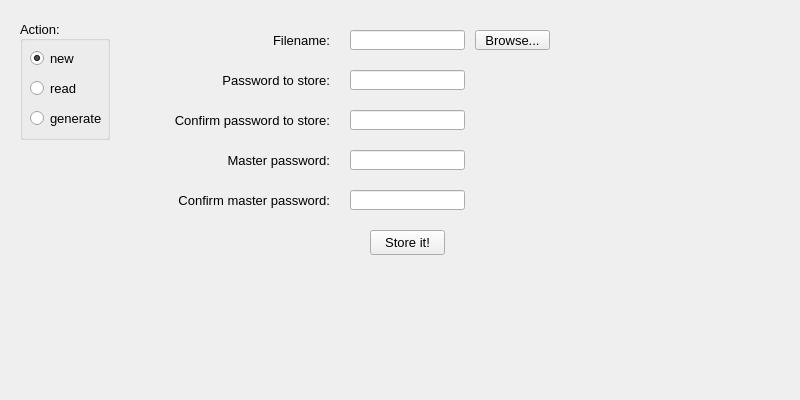
Old version of the form mainwindow.ui in the repository myxture/passwordmanager-gui.
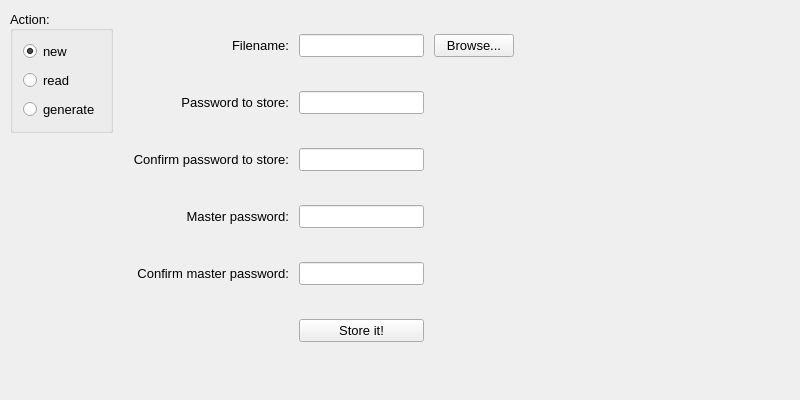
New version of the form.

Commit message: Adding layouts to support different screens

```diff
--- a/mainwindow.ui
+++ b/mainwindow.ui
@@ -11,21 +11,21 @@
    </rect>
   </property>
   <property name="sizePolicy">
-   <sizepolicy hsizetype="Fixed" vsizetype="Fixed">
+   <sizepolicy hsizetype="Maximum" vsizetype="Maximum">
     <horstretch>0</horstretch>
     <verstretch>0</verstretch>
    </sizepolicy>
   </property>
   <property name="minimumSize">
    <size>
-    <width>800</width>
-    <height>400</height>
+    <width>0</width>
+    <height>0</height>
    </size>
   </property>
   <property name="maximumSize">
    <size>
-    <width>800</width>
-    <height>400</height>
+    <width>10000</width>
+    <height>10000</height>
    </size>
   </property>
   <property name="font">
@@ -37,14 +37,44 @@
    <string>Passwordmanager</string>
   </property>
   <widget class="QWidget" name="centralwidget">
+   <property name="sizePolicy">
+    <sizepolicy hsizetype="Maximum" vsizetype="Preferred">
+     <horstretch>0</horstretch>
+     <verstretch>0</verstretch>
+    </sizepolicy>
+   </property>
+   <layout class="QHBoxLayout" name="horizontalLayout" stretch="0,0">
+    <property name="spacing">
+     <number>10</number>
+    </property>
+    <property name="sizeConstraint">
+     <enum>QLayout::SetDefaultConstraint</enum>
+    </property>
+    <property name="leftMargin">
+     <number>10</number>
+    </property>
+    <property name="topMargin">
+     <number>10</number>
+    </property>
+    <property name="rightMargin">
+     <number>10</number>
+    </property>
+    <property name="bottomMargin">
+     <number>10</number>
+    </property>
+    <item alignment="Qt::AlignTop">
    <widget class="QGroupBox" name="groupBoxActions">
-    <property name="geometry">
-     <rect>
-      <x>20</x>
-      <y>20</y>
-      <width>90</width>
-      <height>120</height>
-     </rect>
+      <property name="sizePolicy">
+       <sizepolicy hsizetype="Maximum" vsizetype="Maximum">
+        <horstretch>0</horstretch>
+        <verstretch>0</verstretch>
+       </sizepolicy>
+      </property>
+      <property name="minimumSize">
+       <size>
+        <width>0</width>
+        <height>0</height>
+       </size>
     </property>
     <property name="title">
      <string>Action:</string>
@@ -52,14 +82,29 @@
     <property name="alignment">
      <set>Qt::AlignLeading|Qt::AlignLeft|Qt::AlignVCenter</set>
     </property>
+      <layout class="QVBoxLayout" name="verticalLayout">
+       <property name="spacing">
+        <number>8</number>
+       </property>
+       <property name="leftMargin">
+        <number>10</number>
+       </property>
+       <property name="topMargin">
+        <number>10</number>
+       </property>
+       <property name="rightMargin">
+        <number>10</number>
+       </property>
+       <property name="bottomMargin">
+        <number>10</number>
+       </property>
+       <item>
     <widget class="QRadioButton" name="radioButton_new">
-     <property name="geometry">
-      <rect>
-       <x>10</x>
-       <y>30</y>
-       <width>82</width>
-       <height>17</height>
-      </rect>
+         <property name="sizePolicy">
+          <sizepolicy hsizetype="Minimum" vsizetype="Minimum">
+           <horstretch>0</horstretch>
+           <verstretch>0</verstretch>
+          </sizepolicy>
      </property>
      <property name="text">
       <string>new</string>
@@ -68,14 +113,14 @@
       <bool>true</bool>
      </property>
     </widget>
+       </item>
+       <item>
     <widget class="QRadioButton" name="radioButton_read">
-     <property name="geometry">
-      <rect>
-       <x>10</x>
-       <y>60</y>
-       <width>82</width>
-       <height>17</height>
-      </rect>
+         <property name="sizePolicy">
+          <sizepolicy hsizetype="Minimum" vsizetype="Minimum">
+           <horstretch>0</horstretch>
+           <verstretch>0</verstretch>
+          </sizepolicy>
      </property>
      <property name="text">
       <string>read</string>
@@ -84,142 +129,72 @@
       <bool>false</bool>
      </property>
     </widget>
+       </item>
+       <item>
     <widget class="QRadioButton" name="radioButton_generate">
-     <property name="geometry">
-      <rect>
-       <x>10</x>
-       <y>90</y>
-       <width>82</width>
-       <height>17</height>
-      </rect>
+         <property name="sizePolicy">
+          <sizepolicy hsizetype="Minimum" vsizetype="Minimum">
+           <horstretch>0</horstretch>
+           <verstretch>0</verstretch>
+          </sizepolicy>
      </property>
      <property name="text">
       <string>generate</string>
      </property>
     </widget>
-   </widget>
+       </item>
+      </layout>
+     </widget>
+    </item>
+    <item>
    <widget class="QStackedWidget" name="stackedWidget">
-    <property name="geometry">
-     <rect>
-      <x>130</x>
-      <y>20</y>
-      <width>650</width>
-      <height>360</height>
-     </rect>
+      <property name="sizePolicy">
+       <sizepolicy hsizetype="Expanding" vsizetype="Expanding">
+        <horstretch>0</horstretch>
+        <verstretch>0</verstretch>
+       </sizepolicy>
     </property>
     <property name="currentIndex">
      <number>0</number>
     </property>
     <widget class="QWidget" name="layout_new">
+       <property name="sizePolicy">
+        <sizepolicy hsizetype="Preferred" vsizetype="Preferred">
+         <horstretch>0</horstretch>
+         <verstretch>0</verstretch>
+        </sizepolicy>
+       </property>
+       <layout class="QGridLayout" name="gridLayout">
+        <property name="leftMargin">
+         <number>10</number>
+        </property>
+        <property name="topMargin">
+         <number>0</number>
+        </property>
+        <property name="rightMargin">
+         <number>10</number>
+        </property>
+        <property name="bottomMargin">
+         <number>0</number>
+        </property>
+        <property name="spacing">
+         <number>10</number>
+        </property>
+        <item row="2" column="1">
      <widget class="QLineEdit" name="lineEdit_new_passwordToStore">
-      <property name="geometry">
-       <rect>
-        <x>220</x>
-        <y>50</y>
-        <width>115</width>
-        <height>20</height>
-       </rect>
+          <property name="sizePolicy">
+           <sizepolicy hsizetype="Maximum" vsizetype="Fixed">
+            <horstretch>0</horstretch>
+            <verstretch>0</verstretch>
+           </sizepolicy>
       </property>
       <property name="echoMode">
        <enum>QLineEdit::Password</enum>
       </property>
      </widget>
-     <widget class="QLineEdit" name="lineEdit_new_passwordToStoreConfirm">
-      <property name="geometry">
-       <rect>
-        <x>220</x>
-        <y>90</y>
-        <width>115</width>
-        <height>20</height>
-       </rect>
-      </property>
-      <property name="echoMode">
-       <enum>QLineEdit::Password</enum>
-      </property>
-     </widget>
-     <widget class="QLineEdit" name="lineEdit_new_masterPassword">
-      <property name="geometry">
-       <rect>
-        <x>220</x>
-        <y>130</y>
-        <width>115</width>
-        <height>20</height>
-       </rect>
-      </property>
-      <property name="echoMode">
-       <enum>QLineEdit::Password</enum>
-      </property>
-     </widget>
-     <widget class="QLineEdit" name="lineEdit_new_masterPasswordConfirm">
-      <property name="geometry">
-       <rect>
-        <x>220</x>
-        <y>170</y>
-        <width>115</width>
-        <height>20</height>
-       </rect>
-      </property>
-      <property name="echoMode">
-       <enum>QLineEdit::Password</enum>
-      </property>
-     </widget>
-     <widget class="QLabel" name="label_new_passwordToStore">
-      <property name="geometry">
-       <rect>
-        <x>90</x>
-        <y>50</y>
-        <width>110</width>
-        <height>20</height>
-       </rect>
-      </property>
-      <property name="text">
-       <string>Password to store:</string>
-      </property>
-      <property name="alignment">
-       <set>Qt::AlignRight|Qt::AlignTrailing|Qt::AlignVCenter</set>
-      </property>
-     </widget>
-     <widget class="QLabel" name="label_new_passwordToStoreConfirm">
-      <property name="geometry">
-       <rect>
-        <x>40</x>
-        <y>90</y>
-        <width>160</width>
-        <height>20</height>
-       </rect>
-      </property>
-      <property name="text">
-       <string>Confirm password to store:</string>
-      </property>
-      <property name="alignment">
-       <set>Qt::AlignRight|Qt::AlignTrailing|Qt::AlignVCenter</set>
-      </property>
-     </widget>
-     <widget class="QLabel" name="label_new_masterPassword">
-      <property name="geometry">
-       <rect>
-        <x>90</x>
-        <y>130</y>
-        <width>110</width>
-        <height>20</height>
-       </rect>
-      </property>
-      <property name="text">
-       <string>Master password:</string>
-      </property>
-      <property name="alignment">
-       <set>Qt::AlignRight|Qt::AlignTrailing|Qt::AlignVCenter</set>
-      </property>
-     </widget>
+        </item>
+        <item row="7" column="0">
      <widget class="QLabel" name="label_new_masterPasswordConfirm">
-      <property name="geometry">
-       <rect>
-        <x>40</x>
-        <y>170</y>
-        <width>160</width>
-        <height>20</height>
-       </rect>
-      </property>
       <property name="text">
        <string>Confirm master password:</string>
       </property>
@@ -227,25 +202,48 @@
        <set>Qt::AlignRight|Qt::AlignTrailing|Qt::AlignVCenter</set>
       </property>
      </widget>
+        </item>
+        <item row="7" column="1">
+         <widget class="QLineEdit" name="lineEdit_new_masterPasswordConfirm">
+          <property name="sizePolicy">
+           <sizepolicy hsizetype="Maximum" vsizetype="Fixed">
+            <horstretch>0</horstretch>
+            <verstretch>0</verstretch>
+           </sizepolicy>
+          </property>
+          <property name="echoMode">
+           <enum>QLineEdit::Password</enum>
+          </property>
+         </widget>
+        </item>
+        <item row="0" column="2">
+         <widget class="QPushButton" name="pushButton_new_browseFile">
+          <property name="sizePolicy">
+           <sizepolicy hsizetype="Maximum" vsizetype="Fixed">
+            <horstretch>0</horstretch>
+            <verstretch>0</verstretch>
+           </sizepolicy>
+          </property>
+          <property name="text">
+           <string>Browse...</string>
+          </property>
+          <property name="autoDefault">
+           <bool>true</bool>
+          </property>
+         </widget>
+        </item>
+        <item row="0" column="1">
      <widget class="QLineEdit" name="lineEdit_new_filename">
-      <property name="geometry">
-       <rect>
-        <x>220</x>
-        <y>10</y>
-        <width>115</width>
-        <height>20</height>
-       </rect>
-      </property>
-     </widget>
+          <property name="sizePolicy">
+           <sizepolicy hsizetype="Maximum" vsizetype="Fixed">
+            <horstretch>0</horstretch>
+            <verstretch>0</verstretch>
+           </sizepolicy>
+          </property>
+         </widget>
+        </item>
+        <item row="0" column="0">
      <widget class="QLabel" name="label_new_filename">
-      <property name="geometry">
-       <rect>
-        <x>140</x>
-        <y>10</y>
-        <width>60</width>
-        <height>20</height>
-       </rect>
-      </property>
       <property name="text">
        <string>Filename:</string>
       </property>
@@ -253,64 +251,100 @@
        <set>Qt::AlignRight|Qt::AlignTrailing|Qt::AlignVCenter</set>
       </property>
      </widget>
-     <widget class="QPushButton" name="pushButton_new_storePassword">
-      <property name="geometry">
-       <rect>
-        <x>240</x>
-        <y>210</y>
-        <width>75</width>
-        <height>25</height>
-       </rect>
-      </property>
+        </item>
+        <item row="2" column="0">
+         <widget class="QLabel" name="label_new_passwordToStore">
       <property name="text">
-       <string>Store it!</string>
-      </property>
-      <property name="autoDefault">
-       <bool>true</bool>
-      </property>
-     </widget>
-     <widget class="QPushButton" name="pushButton_new_browseFile">
-      <property name="geometry">
-       <rect>
-        <x>345</x>
-        <y>10</y>
-        <width>75</width>
-        <height>20</height>
-       </rect>
-      </property>
-      <property name="text">
-       <string>Browse...</string>
-      </property>
-      <property name="autoDefault">
-       <bool>true</bool>
-      </property>
-     </widget>
-     <widget class="QLabel" name="label_new_messagePasswordToStore">
-      <property name="geometry">
-       <rect>
-        <x>340</x>
-        <y>70</y>
-        <width>140</width>
-        <height>20</height>
-       </rect>
-      </property>
-      <property name="text">
-       <string/>
-      </property>
-     </widget>
+           <string>Password to store:</string>
+          </property>
+          <property name="alignment">
+           <set>Qt::AlignRight|Qt::AlignTrailing|Qt::AlignVCenter</set>
+          </property>
+         </widget>
+        </item>
+        <item row="5" column="1">
+         <widget class="QLineEdit" name="lineEdit_new_masterPassword">
+          <property name="sizePolicy">
+           <sizepolicy hsizetype="Maximum" vsizetype="Fixed">
+            <horstretch>0</horstretch>
+            <verstretch>0</verstretch>
+           </sizepolicy>
+          </property>
+          <property name="echoMode">
+           <enum>QLineEdit::Password</enum>
+          </property>
+         </widget>
+        </item>
+        <item row="4" column="2">
      <widget class="QLabel" name="label_new_messageMasterPassword">
-      <property name="geometry">
-       <rect>
-        <x>340</x>
-        <y>150</y>
-        <width>140</width>
-        <height>20</height>
-       </rect>
+          <property name="sizePolicy">
+           <sizepolicy hsizetype="Expanding" vsizetype="Fixed">
+            <horstretch>0</horstretch>
+            <verstretch>0</verstretch>
+           </sizepolicy>
       </property>
       <property name="text">
        <string/>
       </property>
      </widget>
+        </item>
+        <item row="5" column="0">
+         <widget class="QLabel" name="label_new_masterPassword">
+          <property name="text">
+           <string>Master password:</string>
+          </property>
+          <property name="alignment">
+           <set>Qt::AlignRight|Qt::AlignTrailing|Qt::AlignVCenter</set>
+          </property>
+         </widget>
+        </item>
+        <item row="4" column="1">
+         <widget class="QLineEdit" name="lineEdit_new_passwordToStoreConfirm">
+          <property name="sizePolicy">
+           <sizepolicy hsizetype="Maximum" vsizetype="Fixed">
+            <horstretch>0</horstretch>
+            <verstretch>0</verstretch>
+           </sizepolicy>
+          </property>
+          <property name="echoMode">
+           <enum>QLineEdit::Password</enum>
+          </property>
+         </widget>
+        </item>
+        <item row="4" column="0">
+         <widget class="QLabel" name="label_new_passwordToStoreConfirm">
+          <property name="text">
+           <string>Confirm password to store:</string>
+          </property>
+          <property name="alignment">
+           <set>Qt::AlignRight|Qt::AlignTrailing|Qt::AlignVCenter</set>
+          </property>
+         </widget>
+        </item>
+        <item row="2" column="2">
+         <widget class="QLabel" name="label_new_messagePasswordToStore">
+          <property name="sizePolicy">
+           <sizepolicy hsizetype="Expanding" vsizetype="Fixed">
+            <horstretch>0</horstretch>
+            <verstretch>0</verstretch>
+           </sizepolicy>
+          </property>
+          <property name="text">
+           <string/>
+          </property>
+         </widget>
+        </item>
+        <item row="8" column="1">
+         <widget class="QPushButton" name="pushButton_new_storePassword">
+          <property name="text">
+           <string>Store it!</string>
+          </property>
+          <property name="autoDefault">
+           <bool>true</bool>
+          </property>
+         </widget>
+        </item>
+       </layout>
     </widget>
     <widget class="QWidget" name="layout_read">
      <widget class="QListWidget" name="listWidget_read_fileList">
@@ -536,9 +570,12 @@
      <zorder>pushButton_generate_generatePassword</zorder>
      <zorder>pushButton_generate_storePassword</zorder>
      <zorder>label_generate_length</zorder>
-     <zorder>label_message</zorder>
-    </widget>
-   </widget>
+       <zorder>horizontalSpacer</zorder>
+       <zorder>verticalSpacer</zorder>
+      </widget>
+     </widget>
+    </item>
+   </layout>
   </widget>
   <widget class="QMenuBar" name="menubar">
    <property name="geometry">
```
Left out of the diff: 369 changed lines with no effect on the pictures. Lines whose indentation alone changed are shown as unchanged.
